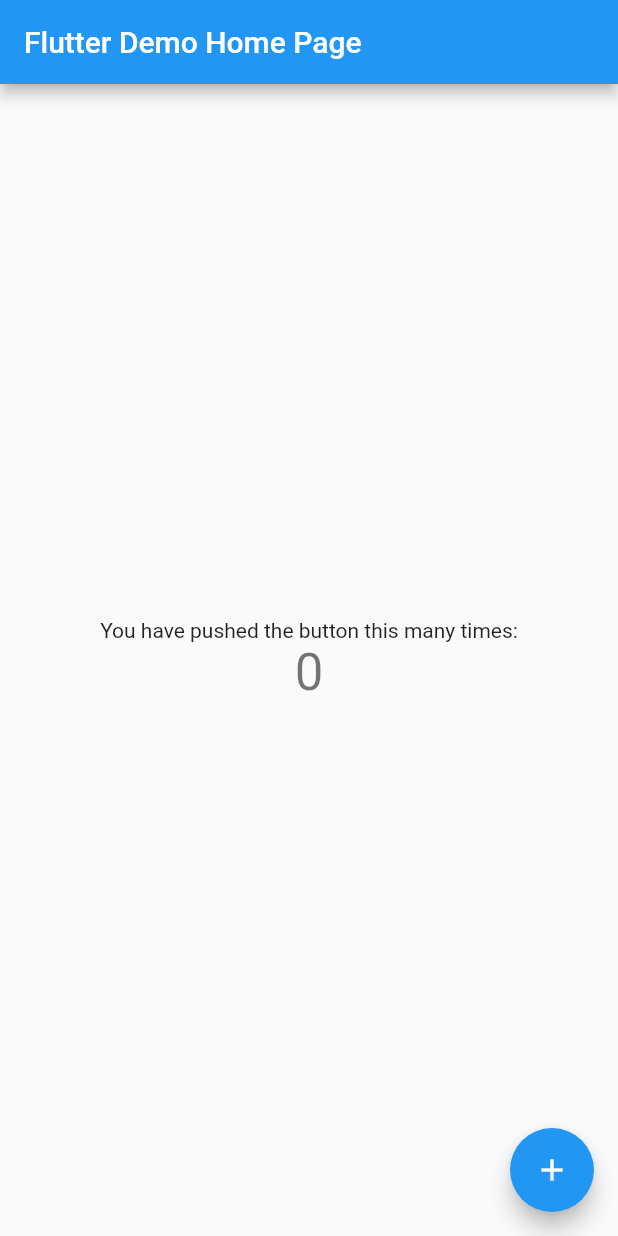
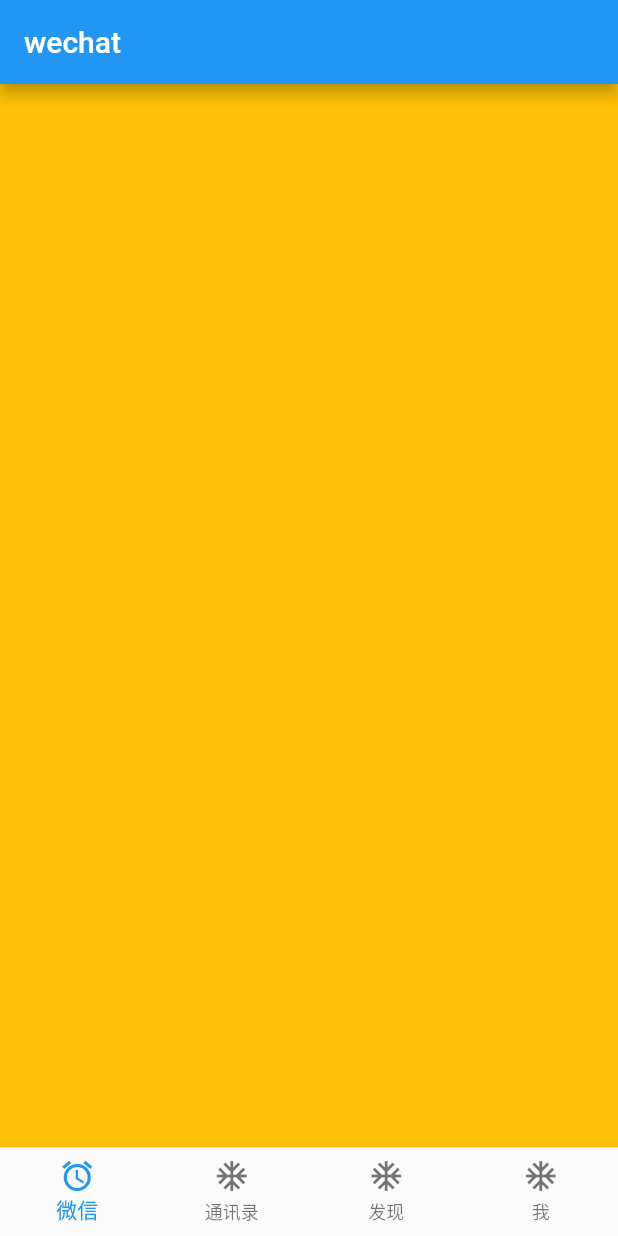
Before and after one commit to shipofsea/wechat-clone, a Flutter app: the screen it shows after launch, on a phone screen of 412 x 824 dp. Run offline on Flutter 3.47's test engine with Material 2 defaults, Android fonts, the phone set to English and light mode, and no system bars.

Commit message:
base layout

```diff
--- /dev/null
+++ b/lib/home/home_screen.dart
@@ -0,0 +1,79 @@
+import 'package:flutter/material.dart';
+
+class NavigationIconView {
+  final String _title;
+  final Widget _icon;
+  final Widget _activeIcon;
+  final BottomNavigationBarItem item;
+
+  NavigationIconView({Key key, String title, Widget icon, Widget activeIcon}) :
+        _title = title,
+        _icon = icon,
+        _activeIcon = activeIcon,
+        item = BottomNavigationBarItem(
+            icon: icon,
+            activeIcon: activeIcon,
+            title: Text(title),
+            backgroundColor: Colors.white
+        );
+}
+
+class HomeScreen extends StatefulWidget {
+
+  @override
+  _HomeScreenState createState() => _HomeScreenState();
+}
+
+class _HomeScreenState extends State<HomeScreen> {
+
+  List<NavigationIconView> _naviViews;
+
+  @override
+  void initState() {
+    super.initState();
+    _naviViews = [
+      NavigationIconView(
+          title: '微信',
+          icon: Icon(Icons.ac_unit),
+          activeIcon: Icon(Icons.alarm)
+      ),
+      NavigationIconView(
+          title: '通讯录',
+          icon: Icon(Icons.ac_unit),
+          activeIcon: Icon(Icons.alarm)
+      ),
+      NavigationIconView(
+          title: '发现',
+          icon: Icon(Icons.ac_unit),
+          activeIcon: Icon(Icons.alarm)
+      ),
+      NavigationIconView(
+          title: '我',
+          icon: Icon(Icons.ac_unit),
+          activeIcon: Icon(Icons.alarm)
+      )
+    ];
+  }
+
+
+
+  @override
+  Widget build(BuildContext context) {
+
+    final BottomNavigationBar _bottomNavigationBar = BottomNavigationBar(
+      items: _naviViews.map((NavigationIconView view) => view.item).toList(),
+      currentIndex: 0,
+      type: BottomNavigationBarType.fixed,
+    );
+
+    return Scaffold(
+      appBar:  AppBar(
+        title: Text('wechat'),
+      ),
+      body: Container(
+        color: Colors.amber,
+      ),
+      bottomNavigationBar: _bottomNavigationBar,
+    );
+}
+}
--- a/lib/main.dart
+++ b/lib/main.dart
@@ -1,111 +1,7 @@
 import 'package:flutter/material.dart';
+import 'home/home_screen.dart';
 
-void main() => runApp(MyApp());
-
-class MyApp extends StatelessWidget {
-  // This widget is the root of your application.
-  @override
-  Widget build(BuildContext context) {
-    return MaterialApp(
-      title: 'Flutter Demo',
-      theme: ThemeData(
-        // This is the theme of your application.
-        //
-        // Try running your application with "flutter run". You'll see the
-        // application has a blue toolbar. Then, without quitting the app, try
-        // changing the primarySwatch below to Colors.green and then invoke
-        // "hot reload" (press "r" in the console where you ran "flutter run",
-        // or simply save your changes to "hot reload" in a Flutter IDE).
-        // Notice that the counter didn't reset back to zero; the application
-        // is not restarted.
-        primarySwatch: Colors.blue,
-      ),
-      home: MyHomePage(title: 'Flutter Demo Home Page'),
-    );
-  }
-}
-
-class MyHomePage extends StatefulWidget {
-  MyHomePage({Key key, this.title}) : super(key: key);
-
-  // This widget is the home page of your application. It is stateful, meaning
-  // that it has a State object (defined below) that contains fields that affect
-  // how it looks.
-
-  // This class is the configuration for the state. It holds the values (in this
-  // case the title) provided by the parent (in this case the App widget) and
-  // used by the build method of the State. Fields in a Widget subclass are
-  // always marked "final".
-
-  final String title;
-
-  @override
-  _MyHomePageState createState() => _MyHomePageState();
-}
-
-class _MyHomePageState extends State<MyHomePage> {
-  int _counter = 0;
-
-  void _incrementCounter() {
-    setState(() {
-      // This call to setState tells the Flutter framework that something has
-      // changed in this State, which causes it to rerun the build method below
-      // so that the display can reflect the updated values. If we changed
-      // _counter without calling setState(), then the build method would not be
-      // called again, and so nothing would appear to happen.
-      _counter++;
-    });
-  }
-
-  @override
-  Widget build(BuildContext context) {
-    // This method is rerun every time setState is called, for instance as done
-    // by the _incrementCounter method above.
-    //
-    // The Flutter framework has been optimized to make rerunning build methods
-    // fast, so that you can just rebuild anything that needs updating rather
-    // than having to individually change instances of widgets.
-    return Scaffold(
-      appBar: AppBar(
-        // Here we take the value from the MyHomePage object that was created by
-        // the App.build method, and use it to set our appbar title.
-        title: Text(widget.title),
-      ),
-      body: Center(
-        // Center is a layout widget. It takes a single child and positions it
-        // in the middle of the parent.
-        child: Column(
-          // Column is also layout widget. It takes a list of children and
-          // arranges them vertically. By default, it sizes itself to fit its
-          // children horizontally, and tries to be as tall as its parent.
-          //
-          // Invoke "debug painting" (press "p" in the console, choose the
-          // "Toggle Debug Paint" action from the Flutter Inspector in Android
-          // Studio, or the "Toggle Debug Paint" command in Visual Studio Code)
-          // to see the wireframe for each widget.
-          //
-          // Column has various properties to control how it sizes itself and
-          // how it positions its children. Here we use mainAxisAlignment to
-          // center the children vertically; the main axis here is the vertical
-          // axis because Columns are vertical (the cross axis would be
-          // horizontal).
-          mainAxisAlignment: MainAxisAlignment.center,
-          children: <Widget>[
-            Text(
-              'You have pushed the button this many times:',
-            ),
-            Text(
-              '$_counter',
-              style: Theme.of(context).textTheme.display1,
-            ),
-          ],
-        ),
-      ),
-      floatingActionButton: FloatingActionButton(
-        onPressed: _incrementCounter,
-        tooltip: 'Increment',
-        child: Icon(Icons.add),
-      ), // This trailing comma makes auto-formatting nicer for build methods.
-    );
-  }
-}
+void main() => runApp(MaterialApp(
+  title: "wechat",
+  home: HomeScreen(),
+));
```
